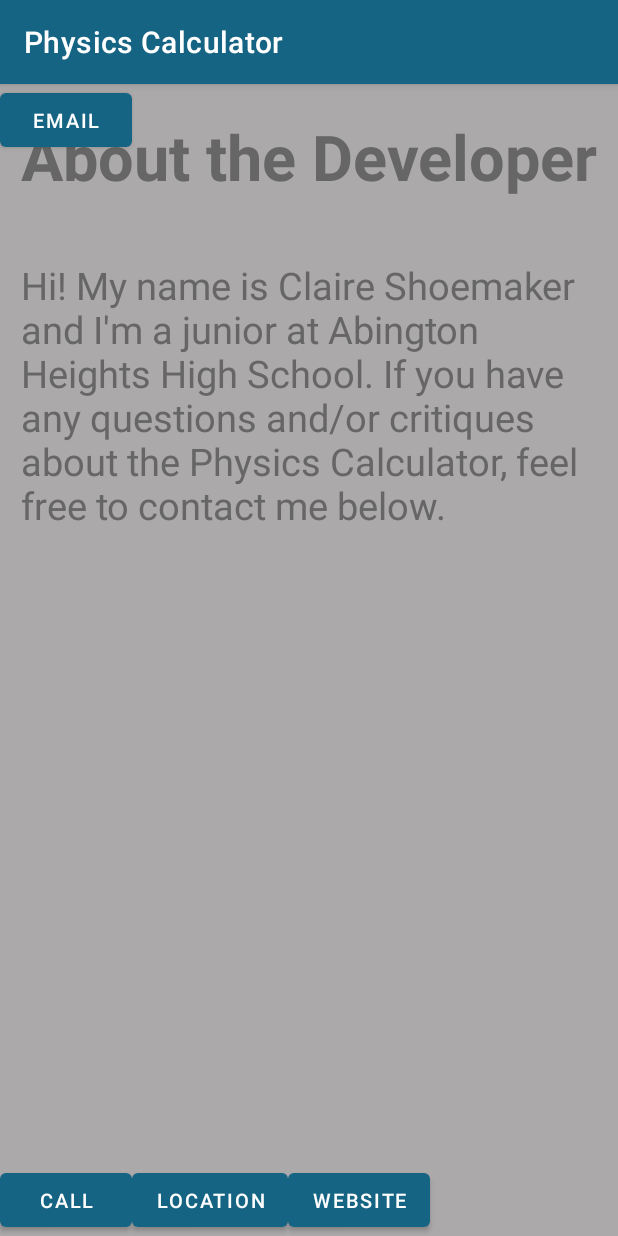
After one commit to cshoe12/PhysicsCalculator, an Android app: the AboutFragment screen opened through its navigation route, on a phone screen of 412 x 824 dp. The commit adds this screen. Run offline under Robolectric (Android 15) with nearby library versions, the phone set to English and light mode, and no system bars; our stand-ins replace navigation-ui.

Commit message:
options menu

```diff
--- /dev/null
+++ b/app/src/main/java/com/example/physicscalculator/AboutFragment.kt
@@ -0,0 +1,18 @@
+package com.example.physicscalculator
+
+import android.os.Bundle
+import androidx.fragment.app.Fragment
+import android.view.LayoutInflater
+import android.view.View
+import android.view.ViewGroup
+
+
+class AboutFragment : Fragment() {
+    override fun onCreateView(
+        inflater: LayoutInflater, container: ViewGroup?,
+        savedInstanceState: Bundle?
+    ): View? {
+        // Inflate the layout for this fragment
+        return inflater.inflate(R.layout.fragment_about, container, false)
+    }
+}
--- a/app/src/main/java/com/example/physicscalculator/HomePageFragment.kt
+++ b/app/src/main/java/com/example/physicscalculator/HomePageFragment.kt
@@ -1,11 +1,10 @@
 package com.example.physicscalculator
 
 import android.os.Bundle
+import android.view.*
 import androidx.fragment.app.Fragment
-import android.view.LayoutInflater
-import android.view.View
-import android.view.ViewGroup
 import androidx.navigation.findNavController
+import androidx.navigation.ui.NavigationUI
 import com.example.physicscalculator.databinding.FragmentHomePageBinding
 
 class HomePage : Fragment() {
@@ -35,6 +34,17 @@ class HomePage : Fragment() {
                 .navigate(R.id.action_homePage_to_kinematicsHomePage)
         }
 
+        setHasOptionsMenu(true)
+
         return rootView
     }
+
+    override fun onCreateOptionsMenu(menu: Menu, inflater: MenuInflater){
+        super.onCreateOptionsMenu(menu, inflater)
+        inflater.inflate(R.menu.options_menu, menu)
+    }
+    override fun onOptionsItemSelected(item: MenuItem):Boolean{
+        return NavigationUI.
+        onNavDestinationSelected(item, requireView().findNavController()) || super.onOptionsItemSelected(item)
+    }
 }
--- /dev/null
+++ b/app/src/main/res/layout/fragment_about.xml
@@ -0,0 +1,72 @@
+<?xml version="1.0" encoding="utf-8"?>
+<androidx.constraintlayout.widget.ConstraintLayout xmlns:android="http://schemas.android.com/apk/res/android"
+    xmlns:app="http://schemas.android.com/apk/res-auto"
+    xmlns:tools="http://schemas.android.com/tools"
+    android:id="@+id/about_fragment"
+    android:layout_width="match_parent"
+    android:layout_height="match_parent"
+    android:background="@color/about_background"
+    tools:context=".AboutFragment">
+
+    <TextView
+        android:id="@+id/about_fragment_textView"
+        android:layout_width="wrap_content"
+        android:layout_height="wrap_content"
+        android:layout_marginTop="20dp"
+        android:text="About the Developer"
+        android:textColor="@color/home_buttonText_grey"
+        android:textSize="42sp"
+        android:textStyle="bold"
+        app:layout_constraintEnd_toEndOf="parent"
+        app:layout_constraintStart_toStartOf="parent"
+        app:layout_constraintTop_toTopOf="parent" />
+
+    <TextView
+        android:id="@+id/about_textView"
+        android:layout_width="0dp"
+        android:layout_height="wrap_content"
+        android:layout_marginTop="40dp"
+        android:text="Hi! My name is Claire Shoemaker and I'm a junior at Abington Heights High School. If you have any questions and/or critiques about the Physics Calculator, feel free to contact me below."
+        android:textColor="@color/home_buttonText_grey"
+        android:textSize="25sp"
+        app:layout_constraintEnd_toEndOf="@+id/about_fragment_textView"
+        app:layout_constraintStart_toStartOf="@+id/about_fragment_textView"
+        app:layout_constraintTop_toBottomOf="@+id/about_fragment_textView"/>
+
+    <Button
+        android:id="@+id/call_button"
+        android:layout_width="wrap_content"
+        android:layout_height="wrap_content"
+        android:text="call"
+        android:textSize="13sp"
+        app:layout_constraintBottom_toBottomOf="parent"
+        app:layout_constraintStart_toStartOf="parent" />
+
+    <Button
+        android:id="@+id/website_button"
+        android:layout_width="wrap_content"
+        android:layout_height="wrap_content"
+        android:text="website"
+        android:textSize="13sp"
+        app:layout_constraintBottom_toBottomOf="@+id/button4"
+        app:layout_constraintStart_toEndOf="@+id/button4" />
+
+    <Button
+        android:id="@+id/button3"
+        android:layout_width="wrap_content"
+        android:layout_height="wrap_content"
+        android:text="email"
+        android:textSize="13sp"
+        app:layout_constraintBottom_toBottomOf="@+id/button"
+        app:layout_constraintStart_toStartOf="parent" />
+
+    <Button
+        android:id="@+id/button4"
+        android:layout_width="wrap_content"
+        android:layout_height="wrap_content"
+        android:text="location"
+        android:textSize="13sp"
+        app:layout_constraintBottom_toBottomOf="parent"
+        app:layout_constraintStart_toEndOf="@+id/button3" />
+
+</androidx.constraintlayout.widget.ConstraintLayout>
--- /dev/null
+++ b/app/src/main/res/menu/options_menu.xml
@@ -0,0 +1,8 @@
+<?xml version="1.0" encoding="utf-8"?>
+<menu xmlns:app="http://schemas.android.com/apk/res-auto"
+    xmlns:android="http://schemas.android.com/apk/res/android">
+
+    <item
+        android:id="@+id/aboutFragment"
+        android:title="About the Developer" />
+</menu>
--- a/app/src/main/res/navigation/nav_graph.xml
+++ b/app/src/main/res/navigation/nav_graph.xml
@@ -19,6 +19,9 @@
         <action
             android:id="@+id/action_homePage_to_kinematicsHomePage"
             app:destination="@id/kinematicsHomePage" />
+        <action
+            android:id="@+id/action_homePage_to_aboutFragment"
+            app:destination="@id/aboutFragment" />
     </fragment>
     <fragment
         android:id="@+id/lengthFragment"
@@ -77,4 +80,9 @@
         android:name="com.example.physicscalculator.KinematicsAnswerPage"
         android:label="fragment_kinematics_answer_page"
         tools:layout="@layout/fragment_kinematics_answer_page" />
+    <fragment
+        android:id="@+id/aboutFragment"
+        android:name="com.example.physicscalculator.AboutFragment"
+        android:label="fragment_about"
+        tools:layout="@layout/fragment_about" />
 </navigation>
--- a/app/src/main/res/values/colors.xml
+++ b/app/src/main/res/values/colors.xml
@@ -17,9 +17,9 @@
     <color name="home_title_blue">#166483</color>
     <color name="home_button_grey">#cccccc</color>
     <color name="home_buttonText_grey">#666666</color>
+    <color name="about_background">#aba9a9</color>
 
-    <color name="units_mainGreen">#d1e0b8</color>
-    <color name="units_darkerGreen">#526a2f</color>
+
 
 
 </resources>
```
